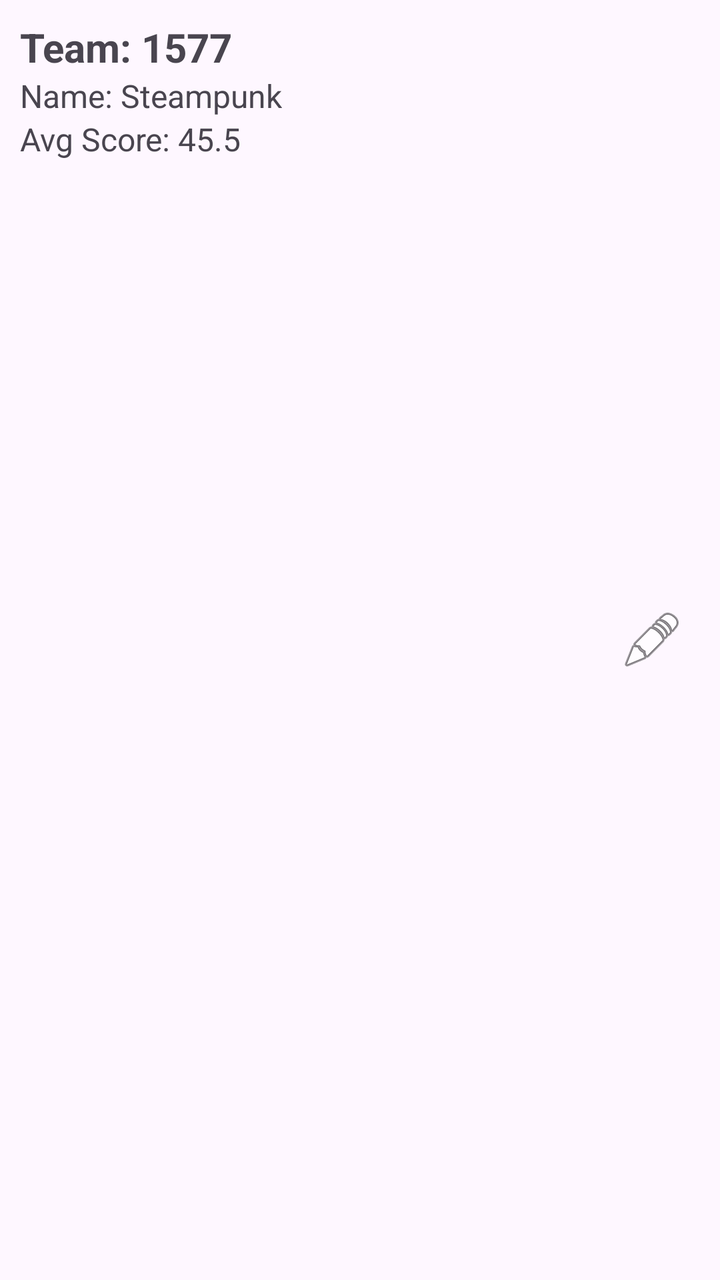
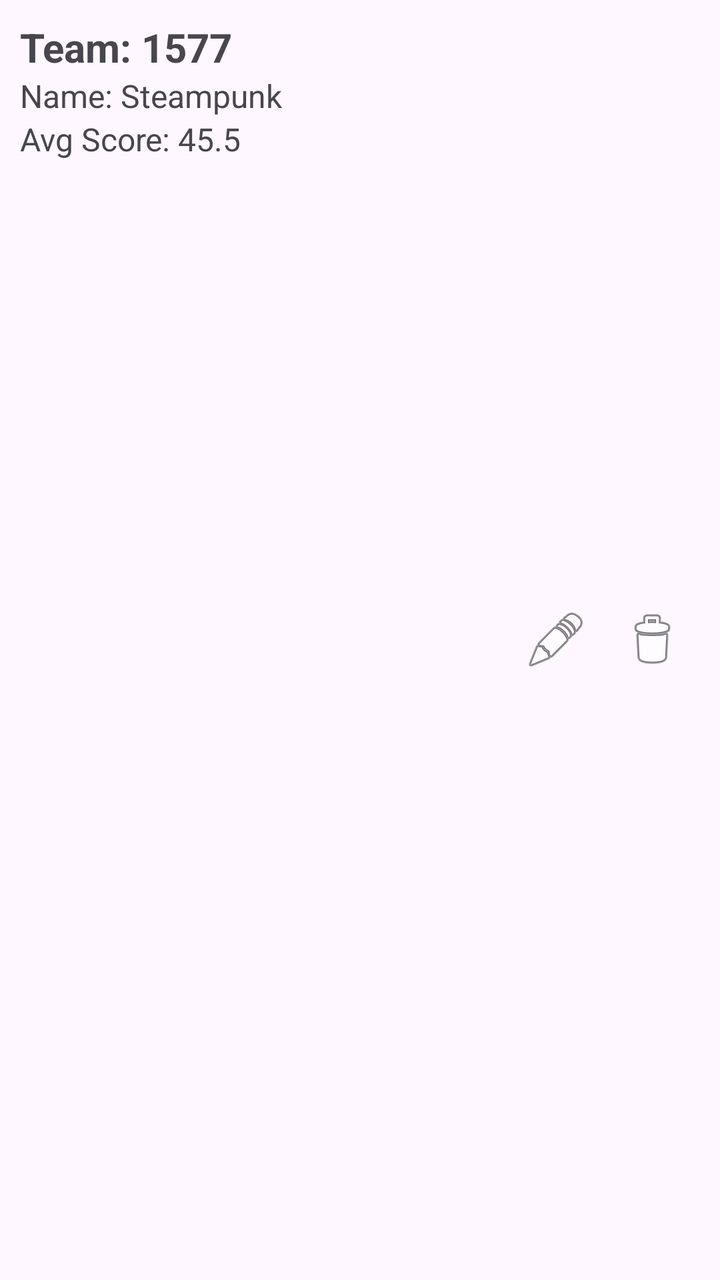

The first picture is an Android layout as it rendered before a commit; the second is the same layout after the commit. The layout source and the unified diff follow.
<!-- AndroidManifest.xml: application theme Theme.Cat -->
<!-- res/layout/single_robot.xml -->
<LinearLayout xmlns:android="http://schemas.android.com/apk/res/android"
    android:layout_width="match_parent"
    android:layout_height="wrap_content"
    android:orientation="horizontal"
    android:padding="10dp"
    android:layout_margin="5dp">

    <LinearLayout
        android:layout_width="0dp"
        android:layout_height="wrap_content"
        android:layout_weight="1"
        android:orientation="vertical">

        <TextView
            android:id="@+id/tvRobotNumber"
            android:layout_width="wrap_content"
            android:layout_height="wrap_content"
            android:text="Team: 1577"
            android:textSize="20sp"
            android:textStyle="bold" />

        <TextView
            android:id="@+id/tvTeamName"
            android:layout_width="wrap_content"
            android:layout_height="wrap_content"
            android:text="Name: Steampunk"
            android:textSize="16sp" />

        <TextView
            android:id="@+id/tvRobotAverageScore"
            android:layout_width="wrap_content"
            android:layout_height="wrap_content"
            android:text="Avg Score: 45.5"
            android:textSize="16sp" />
    </LinearLayout>

    <ImageButton
        android:id="@+id/btnEditName"
        android:layout_width="48dp"
        android:layout_height="48dp"
        android:layout_gravity="center_vertical"
        android:src="@android:drawable/ic_menu_edit"
        android:background="?attr/selectableItemBackgroundBorderless" />
</LinearLayout>
<!-- resources referenced by this layout -->
<resources>
  <style name="Theme.Cat" parent="Base.Theme.Cat" />
  <style name="Base.Theme.Cat" parent="Theme.Material3.DayNight.NoActionBar">
          
          
      </style>
</resources>

<!-- the commit's change to res/layout/single_robot.xml (unified diff, before → after) -->
@@ -41,4 +41,12 @@
         android:layout_gravity="center_vertical"
         android:src="@android:drawable/ic_menu_edit"
         android:background="?attr/selectableItemBackgroundBorderless" />
+
+    <ImageButton
+        android:id="@+id/btnDelete"
+        android:layout_width="48dp"
+        android:layout_height="48dp"
+        android:layout_gravity="center_vertical"
+        android:src="@android:drawable/ic_menu_delete"
+        android:background="?attr/selectableItemBackgroundBorderless" />
 </LinearLayout>
